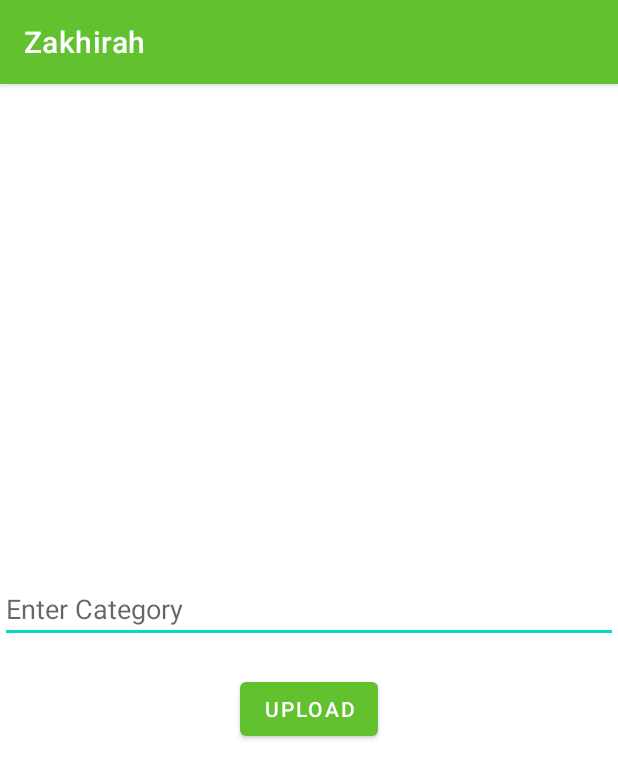
After one commit to Zakhirah/Zakhirah, an Android app: the UploadCategoryActivity screen opened directly, with no data from a screen before it, on a phone screen of 412 x 824 dp. The commit adds this screen. Shown: the top 779 px of the screen. Run offline under Robolectric (Android 15) with nearby library versions, the phone set to English and light mode, and no system bars; our stand-ins replace Firebase (no records; nobody signed in at launch, a user with empty details on screens opened directly).

Commit message:
category uploader

```diff
--- a/app/build.gradle
+++ b/app/build.gradle
@@ -51,4 +51,6 @@ dependencies {
     testImplementation 'junit:junit:4.13.2'
     androidTestImplementation 'androidx.test.ext:junit:1.1.3'
     androidTestImplementation 'androidx.test.espresso:espresso-core:3.4.0'
+    //pdf viewer library
+    implementation 'com.github.barteksc:android-pdf-viewer:2.8.2'
 }
--- /dev/null
+++ b/app/src/main/java/com/talaba/zakhirah/UploadCategoryActivity.kt
@@ -0,0 +1,27 @@
+package com.talaba.zakhirah
+
+import android.content.Intent
+import androidx.appcompat.app.AppCompatActivity
+import android.os.Bundle
+import android.widget.Toast
+import com.google.firebase.database.FirebaseDatabase
+import com.talaba.zakhirah.databinding.ActivityUploadCategoryBinding
+import java.util.*
+
+class UploadCategoryActivity : AppCompatActivity() {
+    lateinit var binding : ActivityUploadCategoryBinding
+    override fun onCreate(savedInstanceState: Bundle?) {
+        super.onCreate(savedInstanceState)
+        binding = ActivityUploadCategoryBinding.inflate(layoutInflater)
+        setContentView(binding.root)
+
+        binding.uploadCategoryUpload.setOnClickListener{
+            if (binding.uploadCategoryName.text.isNotEmpty()){
+                var date = Date()
+                FirebaseDatabase.getInstance().reference.child("category").child(binding.uploadCategoryName.text.toString()).setValue(date.time)
+                Toast.makeText(this,"Your Category Uploaded Successfully",Toast.LENGTH_SHORT).show()
+                startActivity(Intent(this,MainActivity::class.java))
+            }
+        }
+    }
+}
--- a/app/src/main/java/com/talaba/zakhirah/UploadKitabActivity.kt
+++ b/app/src/main/java/com/talaba/zakhirah/UploadKitabActivity.kt
@@ -47,7 +47,7 @@ class UploadKitabActivity : AppCompatActivity() {
             uploadTask.addOnFailureListener {
                 Toast.makeText(this, uploadTask.exception?.message,Toast.LENGTH_SHORT).show()
                 // Handle unsuccessful uploads
-            }.addOnSuccessListener { taskSnapshot ->
+            }.addOnSuccessListener {
                 // taskSnapshot.metadata contains file metadata such as size, content-type, etc.
                 riversRef.downloadUrl.addOnSuccessListener{uri ->
                     if (!binding.uploadKitabName.text.isEmpty()){
--- /dev/null
+++ b/app/src/main/res/layout/activity_upload_category.xml
@@ -0,0 +1,22 @@
+<?xml version="1.0" encoding="utf-8"?>
+<LinearLayout xmlns:android="http://schemas.android.com/apk/res/android"
+    xmlns:app="http://schemas.android.com/apk/res-auto"
+    xmlns:tools="http://schemas.android.com/tools"
+    android:layout_width="match_parent"
+    android:layout_height="match_parent"
+    tools:context=".UploadCategoryActivity"
+    android:orientation="vertical"
+    android:gravity="center">
+    <EditText
+        android:layout_width="match_parent"
+        android:layout_height="wrap_content"
+        android:id="@+id/upload_category_name"
+        android:hint="Enter Category"/>
+    <Button
+        android:layout_marginTop="20dp"
+        android:layout_width="wrap_content"
+        android:layout_height="wrap_content"
+        android:id="@+id/upload_category_upload"
+        android:text="Upload"/>
+
+</LinearLayout>
--- a/app/src/main/res/menu/menu.xml
+++ b/app/src/main/res/menu/menu.xml
@@ -2,6 +2,8 @@
 <menu xmlns:android="http://schemas.android.com/apk/res/android">
 <item android:title="Upload your kitab"
     android:id="@+id/menu_upload">
-
 </item>
+    <item android:title="Upload your category"
+        android:id="@+id/menu_category">
+    </item>
 </menu>
--- a/app/src/main/res/values/colors.xml
+++ b/app/src/main/res/values/colors.xml
@@ -7,4 +7,5 @@
     <color name="teal_700">#FF018786</color>
     <color name="black">#FF000000</color>
     <color name="white">#FFFFFFFF</color>
+    <color name="bars">#61C12E</color>
 </resources>
--- a/app/src/main/res/values/themes.xml
+++ b/app/src/main/res/values/themes.xml
@@ -2,7 +2,7 @@
     <!-- Base application theme. -->
     <style name="Theme.Zakhirah" parent="Theme.MaterialComponents.DayNight.DarkActionBar">
         <!-- Primary brand color. -->
-        <item name="colorPrimary">@color/purple_500</item>
+        <item name="colorPrimary">@color/bars</item>
         <item name="colorPrimaryVariant">@color/purple_700</item>
         <item name="colorOnPrimary">@color/white</item>
         <!-- Secondary brand color. -->
@@ -10,7 +10,7 @@
         <item name="colorSecondaryVariant">@color/teal_700</item>
         <item name="colorOnSecondary">@color/black</item>
         <!-- Status bar color. -->
-        <item name="android:statusBarColor" tools:targetApi="l">?attr/colorPrimaryVariant</item>
+        <item name="android:statusBarColor" >@color/bars</item>
         <!-- Customize your theme here. -->
     </style>
 </resources>
--- a/settings.gradle
+++ b/settings.gradle
@@ -3,6 +3,9 @@ pluginManagement {
         gradlePluginPortal()
         google()
         mavenCentral()
+        maven{
+            url "https://jcenter.bintray.com"
+        }
     }
 }
 dependencyResolutionManagement {
@@ -10,6 +13,9 @@ dependencyResolutionManagement {
     repositories {
         google()
         mavenCentral()
+        maven {
+            url "https://jcenter.bintray.com"
+        }
     }
 }
 rootProject.name = "Zakhirah"
```
Also changed, not shown: app/src/main/AndroidManifest.xml (+9 -2 lines), app/src/main/java/com/talaba/zakhirah/Adapters/CategoryAdapter.kt (added, +49 -0 lines), app/src/main/java/com/talaba/zakhirah/Adapters/KitabAdapter.kt (renamed from app/src/main/java/com/talaba/zakhirah/KitabAdapter.kt, +13 -5 lines), app/src/main/java/com/talaba/zakhirah/KitabViewActivity.kt (added, +43 -0 lines), app/src/main/java/com/talaba/zakhirah/MainActivity.kt (+26 -0 lines), app/src/main/res/layout/activity_kitab_view.xml (added, +13 -0 lines), app/src/main/res/layout/activity_main.xml (+9 -13 lines), app/src/main/res/layout/sample_funun.xml (+6 -2 lines), app/src/main/res/layout/sample_kitab.xml (+30 -11 lines), gradle.properties (+11 -15 lines).
